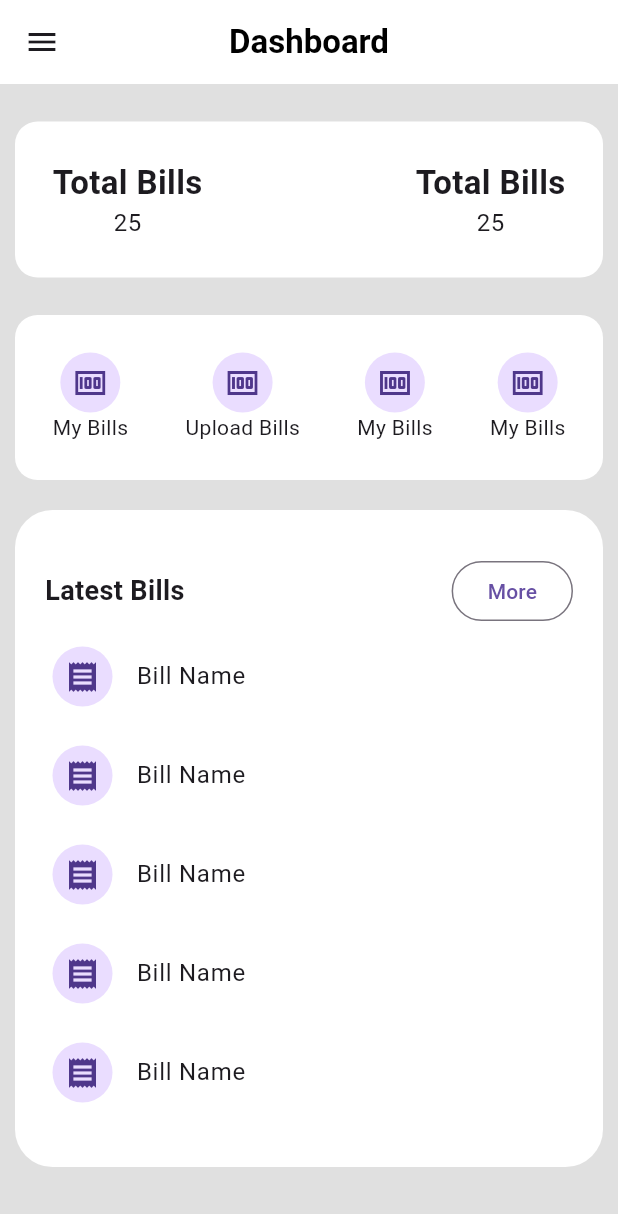
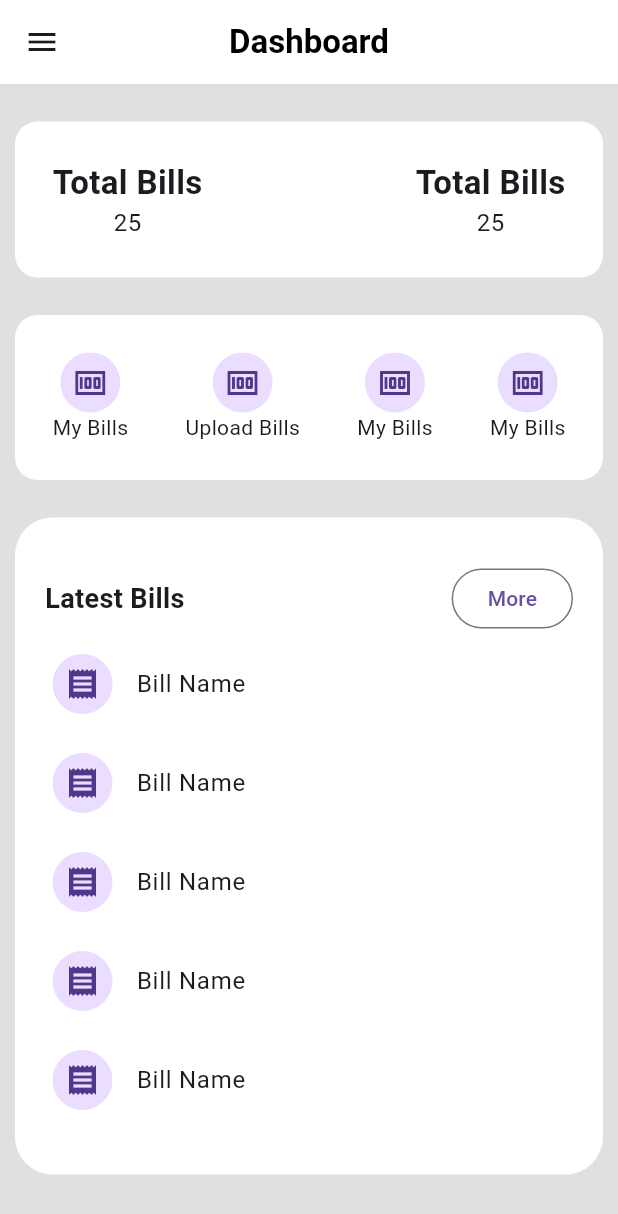
Before and after one commit to raajivdahal/Kirana, a Flutter app: the screen it shows after launch, on a phone screen of 412 x 824 dp. Shown: the top 1214 px of the screen. Run offline on Flutter 3.47's test engine with Material 3 defaults, Android fonts, the light colour scheme and no system bars; our stand-ins replace pinput.

Commit message:
edit homescreen

```diff
--- a/lib/screens/home_screen.dart
+++ b/lib/screens/home_screen.dart
@@ -34,8 +34,9 @@ class HomeScreen extends StatelessWidget {
                 ),
               ),
               ListTile(
-                leading: Icon(Icons.home),
-                title: Text(
+                onTap: () {},
+                leading: const Icon(Icons.home),
+                title: const Text(
                   "Dashboard",
                   style: TextStyle(
                     fontSize: 20,
@@ -62,8 +63,8 @@ class HomeScreen extends StatelessWidget {
                     builder: (context) => MybillsScreen(),
                   ));
                 },
-                leading: Icon(Icons.safety_check),
-                title: Text(
+                leading: const Icon(Icons.safety_check),
+                title: const Text(
                   "My Bills",
                   style: TextStyle(
                     fontSize: 20,
@@ -180,7 +181,7 @@ class HomeScreen extends StatelessWidget {
                 ),
               ),
               const SizedBox(
-                height: 20,
+                height: 25,
               ),
               Container(
                 padding:
```
